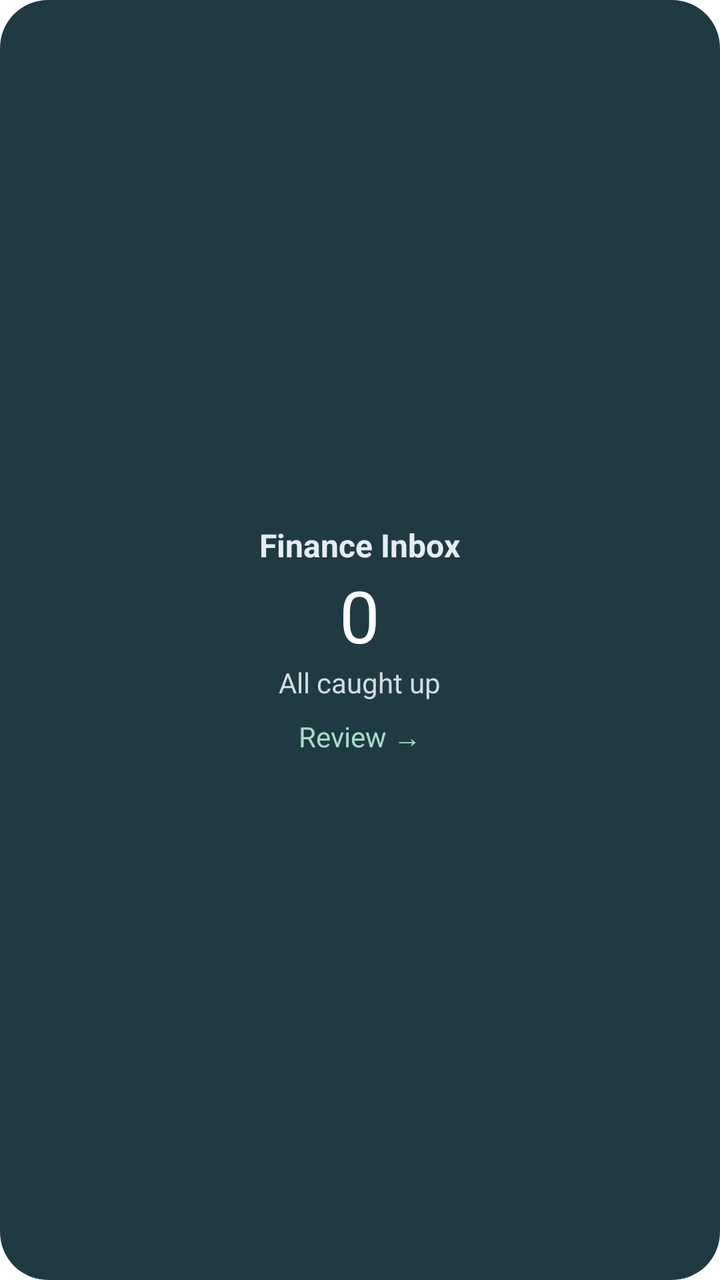
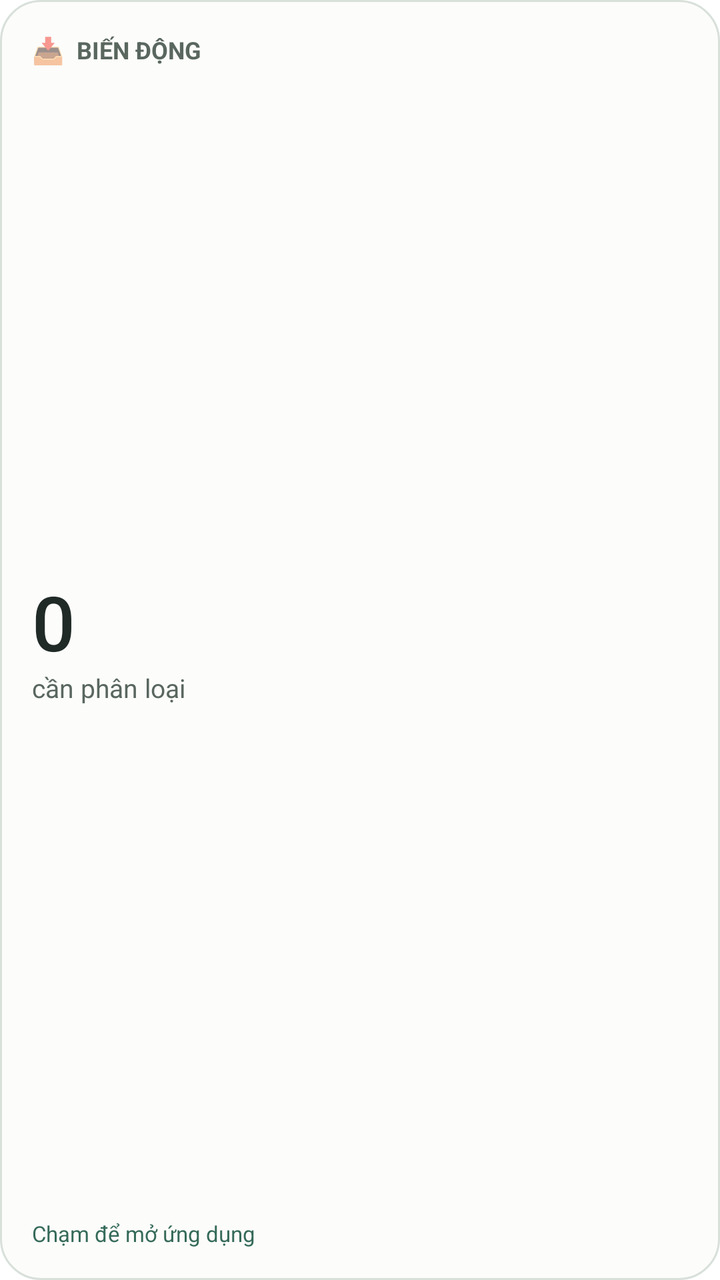

The first picture is an Android layout as it rendered before a commit; the second is the same layout after the commit. The layout source and the unified diff follow.
<!-- AndroidManifest.xml: fallback theme Theme.MaterialComponents.DayNight.NoActionBar -->
<!-- res/layout/bank_inbox_widget.xml -->
<LinearLayout xmlns:android="http://schemas.android.com/apk/res/android"
    android:id="@+id/inbox_root" android:layout_width="match_parent" android:layout_height="match_parent"
    android:orientation="vertical" android:gravity="center" android:padding="16dp" android:background="@drawable/inbox_background">
    <TextView android:id="@+id/inbox_title" android:layout_width="wrap_content" android:layout_height="wrap_content"
        android:text="Finance Inbox" android:textColor="#E6EEF3" android:textSize="16sp" android:textStyle="bold"/>
    <TextView android:id="@+id/inbox_count" android:layout_width="wrap_content" android:layout_height="wrap_content"
        android:text="0" android:textSize="36sp" android:textColor="#FFFFFF"/>
    <TextView android:id="@+id/inbox_status" android:layout_width="wrap_content" android:layout_height="wrap_content"
        android:text="All caught up" android:textSize="14sp" android:textColor="#D2DCE3"/>
    <TextView android:id="@+id/inbox_review" android:layout_width="wrap_content" android:layout_height="wrap_content"
        android:paddingTop="8dp" android:text="Review →" android:textSize="14sp" android:textColor="#A7DCCA"/>
</LinearLayout>
<!-- resources referenced by this layout -->
<resources>
  <!-- drawable inbox_background (drawable) -->
  <shape xmlns:android="http://schemas.android.com/apk/res/android">
      <solid android:color="#203A43"/><corners android:radius="24dp"/>
  </shape>
</resources>

<!-- the commit's change to res/layout/bank_inbox_widget.xml (unified diff, before → after) -->
@@ -1,12 +1,86 @@
+<?xml version="1.0" encoding="utf-8"?>
 <LinearLayout xmlns:android="http://schemas.android.com/apk/res/android"
-    android:id="@+id/inbox_root" android:layout_width="match_parent" android:layout_height="match_parent"
-    android:orientation="vertical" android:gravity="center" android:padding="16dp" android:background="@drawable/inbox_background">
-    <TextView android:id="@+id/inbox_title" android:layout_width="wrap_content" android:layout_height="wrap_content"
-        android:text="Finance Inbox" android:textColor="#E6EEF3" android:textSize="16sp" android:textStyle="bold"/>
-    <TextView android:id="@+id/inbox_count" android:layout_width="wrap_content" android:layout_height="wrap_content"
-        android:text="0" android:textSize="36sp" android:textColor="#FFFFFF"/>
-    <TextView android:id="@+id/inbox_status" android:layout_width="wrap_content" android:layout_height="wrap_content"
-        android:text="All caught up" android:textSize="14sp" android:textColor="#D2DCE3"/>
-    <TextView android:id="@+id/inbox_review" android:layout_width="wrap_content" android:layout_height="wrap_content"
-        android:paddingTop="8dp" android:text="Review →" android:textSize="14sp" android:textColor="#A7DCCA"/>
+    android:id="@+id/inbox_root"
+    android:layout_width="match_parent"
+    android:layout_height="match_parent"
+    android:orientation="vertical"
+    android:padding="16dp"
+    android:background="@drawable/inbox_background">
+
+    
+    <LinearLayout
+        android:layout_width="match_parent"
+        android:layout_height="wrap_content"
+        android:orientation="horizontal"
+        android:gravity="center_vertical">
+
+        <TextView
+            android:id="@+id/inbox_header_icon"
+            android:layout_width="wrap_content"
+            android:layout_height="wrap_content"
+            android:text="📥"
+            android:textSize="13sp"
+            android:paddingEnd="6dp"/>
+
+        <TextView
+            android:id="@+id/inbox_title"
+            android:layout_width="0dp"
+            android:layout_height="wrap_content"
+            android:layout_weight="1"
+            android:text="Biến động"
+            android:textColor="@color/widget_text_secondary"
+            android:textSize="12sp"
+            android:textStyle="bold"
+            android:textAllCaps="true"/>
+
+        <TextView
+            android:id="@+id/inbox_badge"
+            android:layout_width="wrap_content"
+            android:layout_height="wrap_content"
+            android:text="●"
+            android:textSize="10sp"
+            android:textColor="@color/widget_warning"
+            android:visibility="gone"/>
+    </LinearLayout>
+
+    <FrameLayout
+        android:layout_width="match_parent"
+        android:layout_height="0dp"
+        android:layout_weight="1"/>
+
+    
+    <TextView
+        android:id="@+id/inbox_count"
+        android:layout_width="wrap_content"
+        android:layout_height="wrap_content"
+        android:text="0"
+        android:textSize="38sp"
+        android:textColor="@color/widget_text_primary"
+        android:fontFamily="sans-serif-medium"
+        android:includeFontPadding="false"/>
+
+    
+    <TextView
+        android:id="@+id/inbox_status"
+        android:layout_width="wrap_content"
+        android:layout_height="wrap_content"
+        android:text="cần phân loại"
+        android:textSize="13sp"
+        android:textColor="@color/widget_text_secondary"
+        android:maxLines="2"
+        android:ellipsize="end"/>
+
+    <FrameLayout
+        android:layout_width="match_parent"
+        android:layout_height="0dp"
+        android:layout_weight="1"/>
+
+    
+    <TextView
+        android:id="@+id/inbox_review"
+        android:layout_width="wrap_content"
+        android:layout_height="wrap_content"
+        android:text="Chạm để mở ứng dụng"
+        android:textSize="11sp"
+        android:textColor="@color/widget_primary"/>
 </LinearLayout>
<!-- resource entries referenced after the edit -->
@@ -1,8 +1,17 @@
 <!-- resources referenced by this layout -->
 <resources>
+  <color name="widget_primary">#356A59</color>
+  <color name="widget_text_primary">#202A26</color>
+  <color name="widget_text_secondary">#59675F</color>
+  <color name="widget_warning">#805F28</color>
   <!-- drawable inbox_background (drawable) -->
+  <?xml version="1.0" encoding="utf-8"?>
   <shape xmlns:android="http://schemas.android.com/apk/res/android">
-      <solid android:color="#203A43"/><corners android:radius="24dp"/>
+      <solid android:color="@color/widget_background"/>
+      <stroke android:width="1dp" android:color="@color/widget_border"/>
+      <corners android:radius="20dp"/>
   </shape>
+  <color name="widget_background">#FCFCFA</color>
+  <color name="widget_border">#D8E0DA</color>
 </resources>
 
